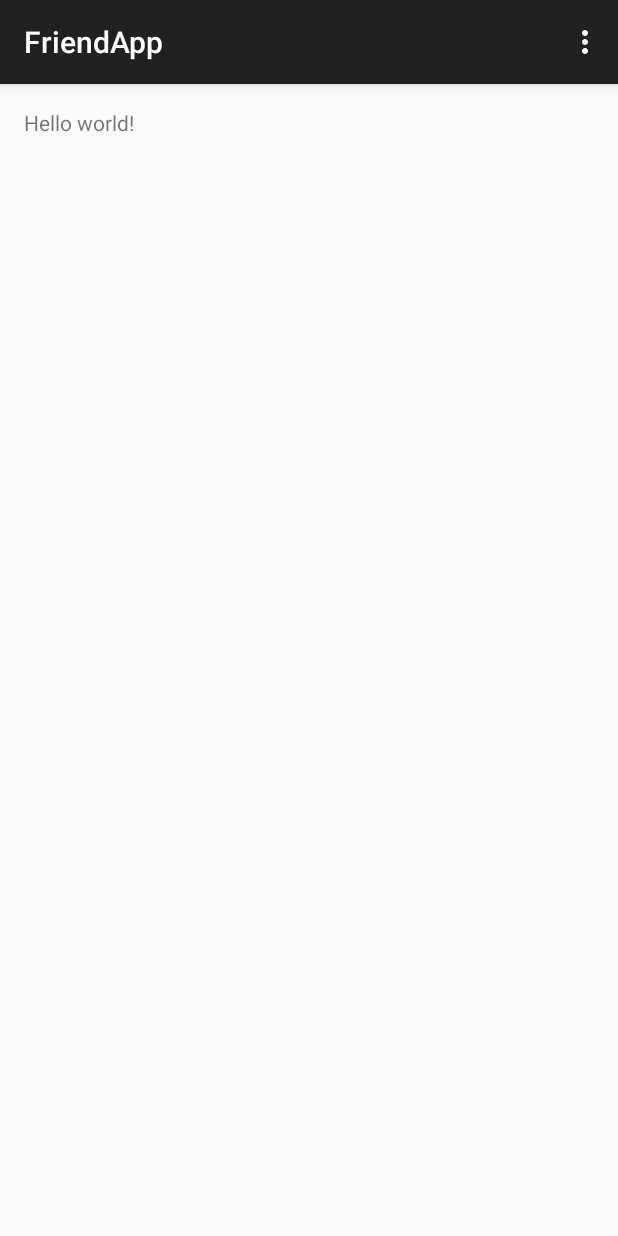
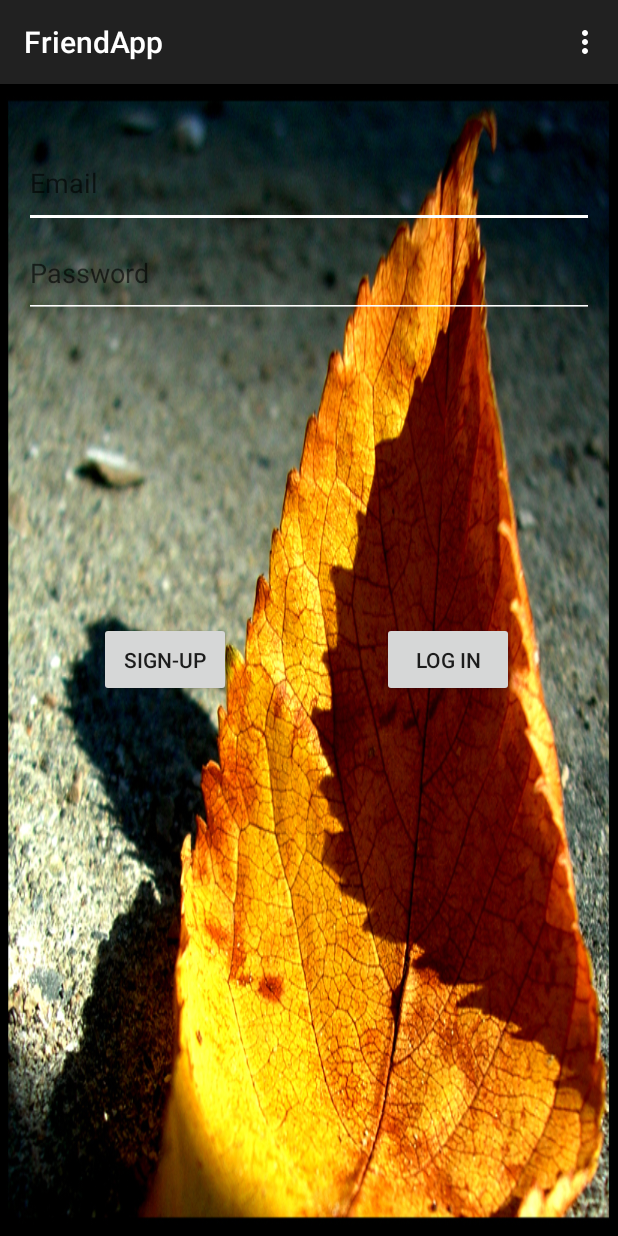
Before and after one commit to JaredScott5/FriendApp, an Android app: the screen it shows after launch (MainActivity), on a phone screen of 412 x 824 dp. Run offline under Robolectric (Android 15) with nearby library versions, the phone set to English and light mode, and no system bars.

Commit message:
Created a SignIn and Register event the sign-in Shoots off and allows the user to enter the user name and desired password, Figured out how to send data to Parse Database in the "Users" table, Difference between ParseUser data type as to ParseObject datatype

```diff
--- a/app/src/main/java/com/android/friendapp/MainActivity.java
+++ b/app/src/main/java/com/android/friendapp/MainActivity.java
@@ -1,17 +1,102 @@
 package com.android.friendapp;
 
+import com.android.friendapp.ParseDatabase;
 import android.support.v7.app.ActionBarActivity;
 import android.os.Bundle;
+import android.widget.Button;
 import android.view.Menu;
 import android.view.MenuItem;
+import android.content.Intent;
+import android.view.View;
+import android.widget.EditText;
+import android.widget.Toast;
+
+import com.parse.Parse;
+import com.parse.ParseACL;
+import com.parse.ParseCrashReporting;
+import com.parse.ParseException;
+import com.parse.ParseObject;
+import com.parse.ParseUser;
+import com.parse.SignUpCallback;
 
 
 public class MainActivity extends ActionBarActivity {
+
+    //private members
+    private String email;
+    private String password;
+    private EditText e_email;
+    private EditText e_password;
+    private ParseUser user;
+    protected Button mLoginButton;
+    protected Button mSignupButton;
+
+    //NOTE - The Parse Database uses ParseUser datatype to interact with the user
+    //data table it's no different than what the ParseObject is like except
+    //it uses a few different functions if we use ParseObject as our
+    //data collector for this we will just create another table
+    //TODO ask Jared which option he would like
+    //TODO ask Jared what how he would like to tackle the email versus username issue
+    //Possible solution add the email to both fields (since we cannot delete either field)
+    //TODO Userid function call
+
 
     @Override
     protected void onCreate(Bundle savedInstanceState) {
         super.onCreate(savedInstanceState);
         setContentView(R.layout.activity_main);
+
+        mLoginButton = (Button)findViewById(R.id.logIn_B);
+        mSignupButton = (Button)findViewById(R.id.signIn_B);
+        e_email = (EditText)findViewById(R.id.email_t);
+        e_password = (EditText)findViewById(R.id.password_t);
+
+        // Add your initialization code here
+        Parse.initialize(this, "FE9hqhrX9u82m5rrx2U9G0uRSbsa3RSLMO3N71CQ",
+                "Xbtv0h3ETBRz5ahqEqu2b0kDH6mFXWkGXama0dOM");
+
+        ParseACL defaultACL = new ParseACL();
+        // Optionally enable public read access.
+        defaultACL.setPublicReadAccess(true);
+        ParseACL.setDefaultACL(defaultACL, true);
+
+        //initialize this after we have initilized everything else
+        //otherwise it throws a runtime error
+        user = new ParseUser();
+
+        //I can now create users and add them to the database next I will retrive them
+        //and cross reference them to the information they are providing
+        //this is temp solution just for us to start pushing data into database and
+        // tieing data together
+
+        mSignupButton.setOnClickListener(new View.OnClickListener() {
+            @Override
+            public void onClick(View v) {
+               /* email = e_email.getText().toString();
+                password = e_password.getText().toString();
+                Toast.makeText(getApplicationContext(), email + password, Toast.LENGTH_SHORT).show();
+                user.setUsername(email);
+                user.setPassword(password);
+
+                user.signUpInBackground(new SignUpCallback() {
+                    @Override
+                    public void done(ParseException e) {
+                        if(e == null){
+                            // let them into the app
+                        }else{
+                            // Signup didn't succeed look at error to figure out whats up
+                        }
+                    }
+                });*/
+                Intent intent = new Intent(getApplicationContext(), sign_up.class);
+                startActivity(intent);
+
+            }
+        });
+
+
+
+
 
 
     }
--- a/app/src/main/java/com/android/friendapp/ParseDatabase.java
+++ b/app/src/main/java/com/android/friendapp/ParseDatabase.java
@@ -31,7 +31,8 @@ public class ParseDatabase extends Application {
         Parse.enableLocalDatastore(this);
 
         // Add your initialization code here
-        Parse.initialize(this, "FE9hqhrX9u82m5rrx2U9G0uRSbsa3RSLMO3N71CQ", "Xbtv0h3ETBRz5ahqEqu2b0kDH6mFXWkGXama0dOM");
+        Parse.initialize(this, "FE9hqhrX9u82m5rrx2U9G0uRSbsa3RSLMO3N71CQ",
+                               "Xbtv0h3ETBRz5ahqEqu2b0kDH6mFXWkGXama0dOM");
 
         ParseACL defaultACL = new ParseACL();
         // Optionally enable public read access.
--- a/app/src/main/res/layout/activity_main.xml
+++ b/app/src/main/res/layout/activity_main.xml
@@ -3,9 +3,52 @@
     android:layout_height="match_parent" android:paddingLeft="@dimen/activity_horizontal_margin"
     android:paddingRight="@dimen/activity_horizontal_margin"
     android:paddingTop="@dimen/activity_vertical_margin"
-    android:paddingBottom="@dimen/activity_vertical_margin" tools:context=".MainActivity">
+    android:paddingBottom="@dimen/activity_vertical_margin"
+    tools:context=".MainActivity"
+    android:background="@drawable/fall_leaves_2">
 
-    <TextView android:text="@string/hello_world" android:layout_width="wrap_content"
-        android:layout_height="wrap_content" />
+    <EditText
+        android:layout_width="match_parent"
+        android:layout_height="60dp"
+        android:textColor="@color/white"
+        android:inputType="textEmailAddress"
+        android:id="@+id/email_t"
+        android:layout_alignParentTop="true"
+        android:layout_marginTop="20dp"
+        android:hint="Email"
+        android:backgroundTint="@color/white"/>
+
+    <EditText
+        android:layout_width="match_parent"
+        android:textColor="@color/white"
+        android:layout_height="60dp"
+        android:inputType="textPassword"
+        android:id="@+id/password_t"
+        android:layout_below="@+id/email_t"
+        android:hint="Password"
+        android:backgroundTint="@color/white"/>
+
+    <Button
+        android:layout_width="wrap_content"
+        android:layout_height="50dp"
+        android:text="Log In"
+        android:id="@+id/logIn_B"
+        android:layout_centerVertical="true"
+        android:layout_alignRight="@+id/password_t"
+        android:layout_alignEnd="@+id/password_t"
+        android:layout_marginRight="53dp"
+        android:layout_marginEnd="53dp" />
+
+    <Button
+        android:layout_width="wrap_content"
+        android:layout_height="50dp"
+        android:text="Sign-up"
+        android:id="@+id/signIn_B"
+        android:layout_centerVertical="true"
+        android:layout_alignParentLeft="true"
+        android:layout_alignParentStart="true"
+        android:layout_marginLeft="50dp"
+        android:layout_marginStart="50dp" />
+
 
 </RelativeLayout>
--- /dev/null
+++ b/app/src/main/res/menu/menu_sign_up.xml
@@ -0,0 +1,6 @@
+<menu xmlns:android="http://schemas.android.com/apk/res/android"
+    xmlns:app="http://schemas.android.com/apk/res-auto"
+    xmlns:tools="http://schemas.android.com/tools" tools:context="com.android.friendapp.sign_up">
+    <item android:id="@+id/action_settings" android:title="@string/action_settings"
+        android:orderInCategory="100" app:showAsAction="never" />
+</menu>
--- /dev/null
+++ b/app/src/main/res/values/colors.xml
@@ -0,0 +1,5 @@
+<?xml version="1.0" encoding="utf-8"?>
+<resources>
+    <color name="white">#FFFFFF</color>
+    <color name="orange">#e59400</color>
+</resources>
--- a/app/src/main/res/values/strings.xml
+++ b/app/src/main/res/values/strings.xml
@@ -3,4 +3,7 @@
 
     <string name="hello_world">Hello world!</string>
     <string name="action_settings">Settings</string>
+    <string name="signUpS">Sign Up</string>
+    <string name="emailS">Email</string>
+    <string name="title_activity_sign_up">sign_up</string>
 </resources>
```
Also changed, not shown: app/src/main/AndroidManifest.xml (+8 -0 lines), app/src/main/java/com/android/friendapp/sign_up.java (added, +105 -0 lines), app/src/main/res/layout/activity_sign_up.xml (added, +63 -0 lines), app/src/main/res/drawable/fall_leaves_2.jpg (added).
